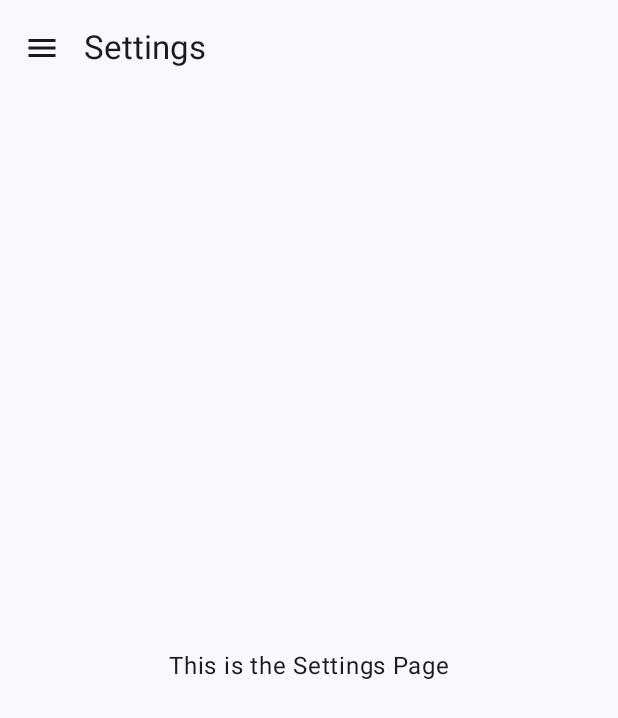
After one commit to scamgi/tempo, an Android app built with Jetpack Compose: the SettingsScreen screen opened through its navigation route, on a phone screen of 412 x 824 dp. The commit adds this screen. Shown: the top 718 px of the screen. Run offline under Robolectric (Android 15) with nearby library versions, the phone set to English and light mode, and no system bars.

Commit message:
feat: add settings page

```diff
--- a/frontend/tempo-kotlin/app/build.gradle.kts
+++ b/frontend/tempo-kotlin/app/build.gradle.kts
@@ -50,6 +50,7 @@ dependencies {
     implementation(libs.androidx.compose.ui.graphics)
     implementation(libs.androidx.compose.ui.tooling.preview)
     implementation(libs.androidx.compose.material3)
+    implementation(libs.androidx.navigation.compose)
     testImplementation(libs.junit)
     androidTestImplementation(libs.androidx.junit)
     androidTestImplementation(libs.androidx.espresso.core)
--- a/frontend/tempo-kotlin/app/src/main/java/com/example/tempokotlin/MainActivity.kt
+++ b/frontend/tempo-kotlin/app/src/main/java/com/example/tempokotlin/MainActivity.kt
@@ -21,12 +21,19 @@ import androidx.compose.material3.Text
 import androidx.compose.material3.TopAppBar
 import androidx.compose.material3.rememberDrawerState
 import androidx.compose.runtime.Composable
+import androidx.compose.runtime.getValue
 import androidx.compose.runtime.rememberCoroutineScope
 import androidx.compose.ui.Alignment
 import androidx.compose.ui.Modifier
 import androidx.compose.ui.tooling.preview.Preview
+import androidx.compose.ui.unit.dp
+import androidx.navigation.compose.NavHost
+import androidx.navigation.compose.composable
+import androidx.navigation.compose.currentBackStackEntryAsState
+import androidx.navigation.compose.rememberNavController
 import com.example.tempokotlin.ui.theme.TempokotlinTheme
 import kotlinx.coroutines.launch
+
 
 class MainActivity : ComponentActivity() {
     @OptIn(ExperimentalMaterial3Api::class)
@@ -36,20 +43,30 @@ class MainActivity : ComponentActivity() {
         setContent {
             val drawerState = rememberDrawerState(initialValue = DrawerValue.Closed)
             val scope = rememberCoroutineScope()
+            val navController = rememberNavController()
+            val navBackStackEntry by navController.currentBackStackEntryAsState()
+            val currentRoute = navBackStackEntry?.destination?.route
+
             TempokotlinTheme {
                 ModalNavigationDrawer(
                     drawerState = drawerState,
                     drawerContent = {
                         ModalDrawerSheet {
-                            Text("Menu")
+                            Text("Menu", modifier = Modifier.padding(16.dp))
                             NavigationDrawerItem(
                                 label = { Text("Home") },
-                                selected = false,
-                                onClick = { /*TODO*/ })
+                                selected = currentRoute == "home",
+                                onClick = {
+                                    navController.navigate("home")
+                                    scope.launch { drawerState.close() }
+                                })
                             NavigationDrawerItem(
                                 label = { Text("Settings") },
-                                selected = false,
-                                onClick = { /*TODO*/ })
+                                selected = currentRoute == "settings",
+                                onClick = {
+                                    navController.navigate("settings")
+                                    scope.launch { drawerState.close() }
+                                })
                         }
                     }
                 ) {
@@ -57,25 +74,46 @@ class MainActivity : ComponentActivity() {
                         modifier = Modifier.fillMaxSize(),
                         topBar = {
                             TopAppBar(
-                                title = { Text("My App") },
+                                title = {
+                                    val title = when (currentRoute) {
+                                        "home" -> "Home"
+                                        "settings" -> "Settings"
+                                        else -> "My App"
+                                    }
+                                    Text(title)
+                                },
                                 navigationIcon = {
                                     IconButton(onClick = { scope.launch { drawerState.open() } }) {
                                         Icon(Icons.Filled.Menu, contentDescription = "Menu")
                                     }
                                 })
                         }) { innerPadding ->
-                        Box(
-                            modifier = Modifier
-                                .padding(innerPadding)
-                                .fillMaxSize(),
-                            contentAlignment = Alignment.Center
+                        NavHost(
+                            navController = navController,
+                            startDestination = "home",
+                            modifier = Modifier.padding(innerPadding)
                         ) {
-                            Greeting(name = "Android")
+                            composable("home") {
+                                HomeScreen()
+                            }
+                            composable("settings") {
+                                SettingsScreen()
+                            }
                         }
                     }
                 }
             }
         }
+    }
+}
+
+@Composable
+fun HomeScreen(modifier: Modifier = Modifier) {
+    Box(
+        modifier = modifier.fillMaxSize(),
+        contentAlignment = Alignment.Center
+    ) {
+        Greeting(name = "Android")
     }
 }
 
--- /dev/null
+++ b/frontend/tempo-kotlin/app/src/main/java/com/example/tempokotlin/SettingsScreen.kt
@@ -0,0 +1,28 @@
+package com.example.tempokotlin
+
+import androidx.compose.foundation.layout.Box
+import androidx.compose.foundation.layout.fillMaxSize
+import androidx.compose.material3.Text
+import androidx.compose.runtime.Composable
+import androidx.compose.ui.Alignment
+import androidx.compose.ui.Modifier
+import androidx.compose.ui.tooling.preview.Preview
+import com.example.tempokotlin.ui.theme.TempokotlinTheme
+
+@Composable
+fun SettingsScreen(modifier: Modifier = Modifier) {
+    Box(
+        modifier = modifier.fillMaxSize(),
+        contentAlignment = Alignment.Center
+    ) {
+        Text(text = "This is the Settings Page")
+    }
+}
+
+@Preview(showBackground = true)
+@Composable
+fun SettingsScreenPreview() {
+    TempokotlinTheme {
+        SettingsScreen()
+    }
+}
--- a/frontend/tempo-kotlin/gradle/libs.versions.toml
+++ b/frontend/tempo-kotlin/gradle/libs.versions.toml
@@ -8,6 +8,7 @@ espressoCore = "3.7.0"
 lifecycleRuntimeKtx = "2.9.4"
 activityCompose = "1.11.0"
 composeBom = "2024.09.00"
+navigationCompose = "2.7.7"
 
 [libraries]
 androidx-core-ktx = { group = "androidx.core", name = "core-ktx", version.ref = "coreKtx" }
@@ -24,6 +25,7 @@ androidx-compose-ui-tooling-preview = { group = "androidx.compose.ui", name = "u
 androidx-compose-ui-test-manifest = { group = "androidx.compose.ui", name = "ui-test-manifest" }
 androidx-compose-ui-test-junit4 = { group = "androidx.compose.ui", name = "ui-test-junit4" }
 androidx-compose-material3 = { group = "androidx.compose.material3", name = "material3" }
+androidx-navigation-compose = { group = "androidx.navigation", name = "navigation-compose", version.ref = "navigationCompose" }
 
 [plugins]
 android-application = { id = "com.android.application", version.ref = "agp" }
```
